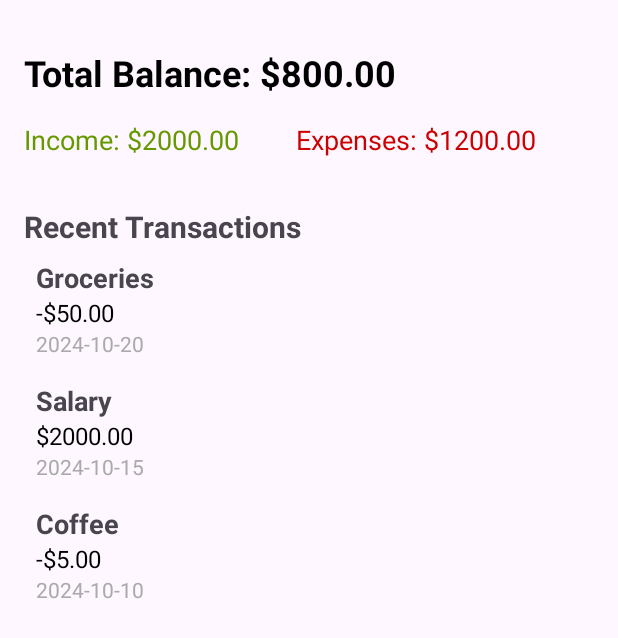
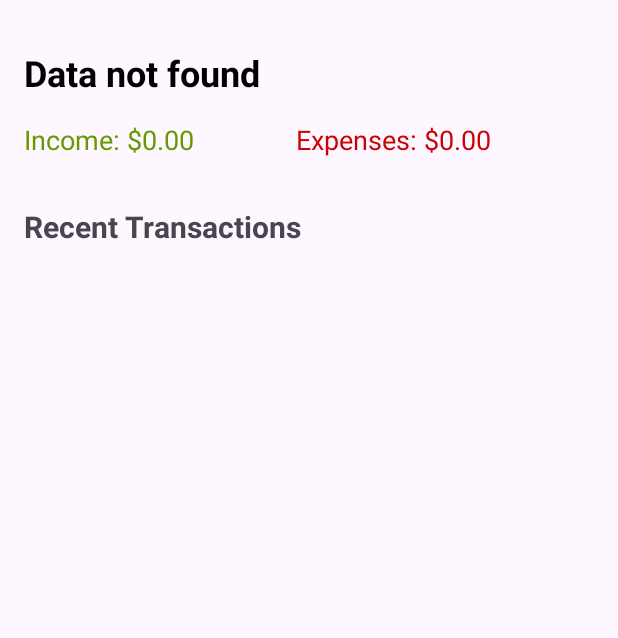
Before and after one commit to liorbi24-meet/12th-grade-finance-manegment-project, an Android app: the DashboardActivity screen opened directly, with no data from a screen before it, on a phone screen of 412 x 824 dp. Shown: the top 638 px of the screen. Run offline under Robolectric (Android 15) with nearby library versions, the phone set to English and light mode, and no system bars; our stand-ins replace Firebase (no records; nobody signed in at launch, a user with empty details on screens opened directly).

Commit message:
trying to fix realtimme db

```diff
--- a/app/src/main/java/com/example/financemanagment/DashboardActivity.java
+++ b/app/src/main/java/com/example/financemanagment/DashboardActivity.java
@@ -1,52 +1,68 @@
 package com.example.financemanagment;
-
 import android.os.Bundle;
 import android.widget.TextView;
 
 import androidx.appcompat.app.AppCompatActivity;
-import androidx.recyclerview.widget.LinearLayoutManager;
-import androidx.recyclerview.widget.RecyclerView;
 
-import java.util.ArrayList;
-import java.util.List;
+import com.google.firebase.auth.FirebaseAuth;
+import com.google.firebase.firestore.DocumentReference;
+import com.google.firebase.firestore.FirebaseFirestore;
+import com.google.firebase.firestore.DocumentSnapshot;
+import com.google.firebase.firestore.FirebaseFirestoreException;
 
 public class DashboardActivity extends AppCompatActivity {
 
-    private TextView tvTotalBalance;
-    private TextView tvIncome;
-    private TextView tvExpenses;
-    private RecyclerView recyclerViewTransactions;
-    private TransactionAdapter transactionAdapter;
-    private List<Transaction> transactionList;
+    private FirebaseFirestore db;
+    private FirebaseAuth auth;
+    private TextView tvTotalBalance, tvIncome, tvExpenses;
 
     @Override
     protected void onCreate(Bundle savedInstanceState) {
         super.onCreate(savedInstanceState);
         setContentView(R.layout.activity_dashboard);
 
+        // Initialize Firestore
+        db = FirebaseFirestore.getInstance();
+        //initialize Firebase Authentication
+        auth = FirebaseAuth.getInstance();
+        // Initialize TextViews
         tvTotalBalance = findViewById(R.id.tvTotalBalance);
         tvIncome = findViewById(R.id.tvIncome);
         tvExpenses = findViewById(R.id.tvExpenses);
-        recyclerViewTransactions = findViewById(R.id.recyclerViewTransactions);
 
-        // Sample data for income and expenses
-        double income = 2000.00;
-        double expenses = 1200.00;
-        double totalBalance = income - expenses;
+        // Assuming the current user is logged in and we have their userID
+        String userId = auth.getInstance().getCurrentUser().getUid();
 
-        // Set values for balance, income, and expenses
-        tvTotalBalance.setText("Total Balance: $" + String.format("%.2f", totalBalance));
-        tvIncome.setText("Income: $" + String.format("%.2f", income));
-        tvExpenses.setText("Expenses: $" + String.format("%.2f", expenses));
+        // Fetch data from Firebase for the current user
+        fetchUserDataFromFirebase(userId);
+    }
 
-        // Initialize transaction list and adapter
-        transactionList = new ArrayList<>();
-        transactionList.add(new Transaction("Groceries", -50.00, "2024-10-20"));
-        transactionList.add(new Transaction("Salary", 2000.00, "2024-10-15"));
-        transactionList.add(new Transaction("Coffee", -5.00, "2024-10-10"));
+    private void fetchUserDataFromFirebase(String userId) {
+        // Reference to the user's document in the "users" collection
+        DocumentReference userRef = db.collection("users").document(userId);
 
-        transactionAdapter = new TransactionAdapter(transactionList);
-        recyclerViewTransactions.setLayoutManager(new LinearLayoutManager(this));
-        recyclerViewTransactions.setAdapter(transactionAdapter);
+        // Fetch the document
+        userRef.get().addOnCompleteListener(task -> {
+            if (task.isSuccessful()) {
+                DocumentSnapshot document = task.getResult();
+                if (document.exists()) {
+                    // Retrieve income, expenses, and total balance
+                    double income = document.getDouble("income");
+                    double expenses = document.getDouble("expenses");
+                    double totalBalance = document.getDouble("totalBalance");
+
+                    // Update UI with the retrieved data
+                    tvIncome.setText("Income: $" + String.format("%.2f", income));
+                    tvExpenses.setText("Expenses: $" + String.format("%.2f", expenses));
+                    tvTotalBalance.setText("Total Balance: $" + String.format("%.2f", totalBalance));
+                } else {
+                    // Handle the case where the document doesn't exist
+                    tvTotalBalance.setText("Data not found");
+                }
+            } else {
+                // Handle the error
+                tvTotalBalance.setText("Error: " + task.getException().getMessage());
+            }
+        });
     }
 }
--- a/gradle/libs.versions.toml
+++ b/gradle/libs.versions.toml
@@ -1,5 +1,6 @@
 [versions]
 agp = "8.6.0"
+firebaseFirestoreVersion = "24.4.0"
 junit = "4.13.2"
 junitVersion = "1.2.1"
 espressoCore = "3.6.1"
@@ -9,8 +10,11 @@ activity = "1.9.2"
 constraintlayout = "2.1.4"
 googleGmsGoogleServices = "4.4.2"
 firebaseDatabase = "21.0.0"
+firebaseAuth = "23.1.0"
+firebaseFirestore = "25.1.1"
 
 [libraries]
+firebase-firestore-v2440 = { module = "com.google.firebase:firebase-firestore", version.ref = "firebaseFirestoreVersion" }
 junit = { group = "junit", name = "junit", version.ref = "junit" }
 ext-junit = { group = "androidx.test.ext", name = "junit", version.ref = "junitVersion" }
 espresso-core = { group = "androidx.test.espresso", name = "espresso-core", version.ref = "espressoCore" }
@@ -19,6 +23,8 @@ material = { group = "com.google.android.material", name = "material", version.r
 activity = { group = "androidx.activity", name = "activity", version.ref = "activity" }
 constraintlayout = { group = "androidx.constraintlayout", name = "constraintlayout", version.ref = "constraintlayout" }
 firebase-database = { group = "com.google.firebase", name = "firebase-database", version.ref = "firebaseDatabase" }
+firebase-auth = { group = "com.google.firebase", name = "firebase-auth", version.ref = "firebaseAuth" }
+firebase-firestore = { group = "com.google.firebase", name = "firebase-firestore", version.ref = "firebaseFirestore" }
 
 [plugins]
 android-application = { id = "com.android.application", version.ref = "agp" }
```
Also changed, not shown: app/build.gradle.kts (+3 -4 lines), app/src/main/java/com/example/financemanagment/SignupActivity.java (+30 -12 lines), 2 other files.
